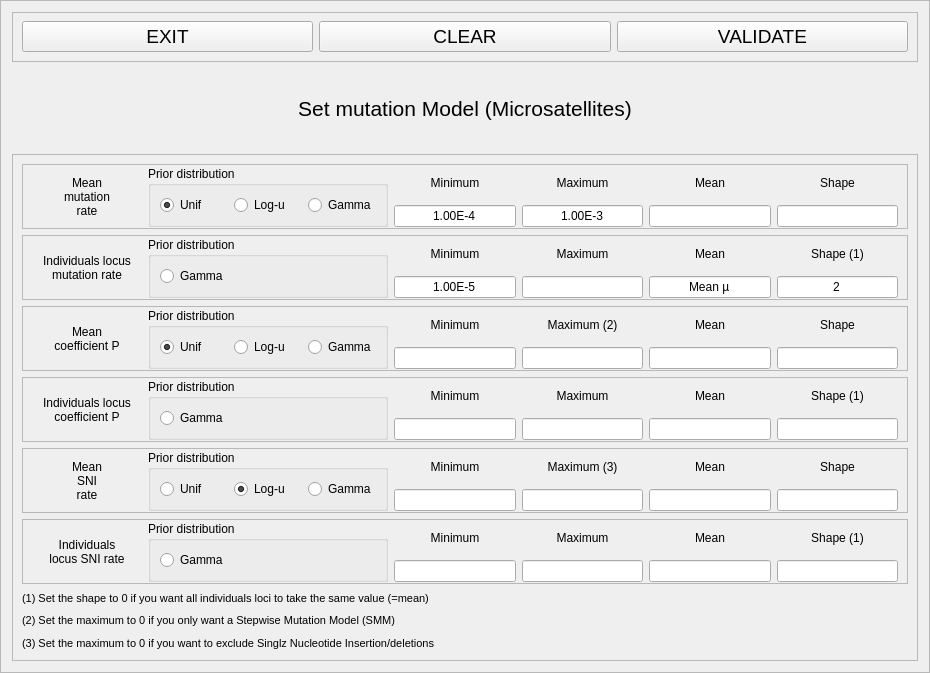
Old version of the form python_interface/uis/setMutationmodel.ui in the repository cbgp/diyabc.
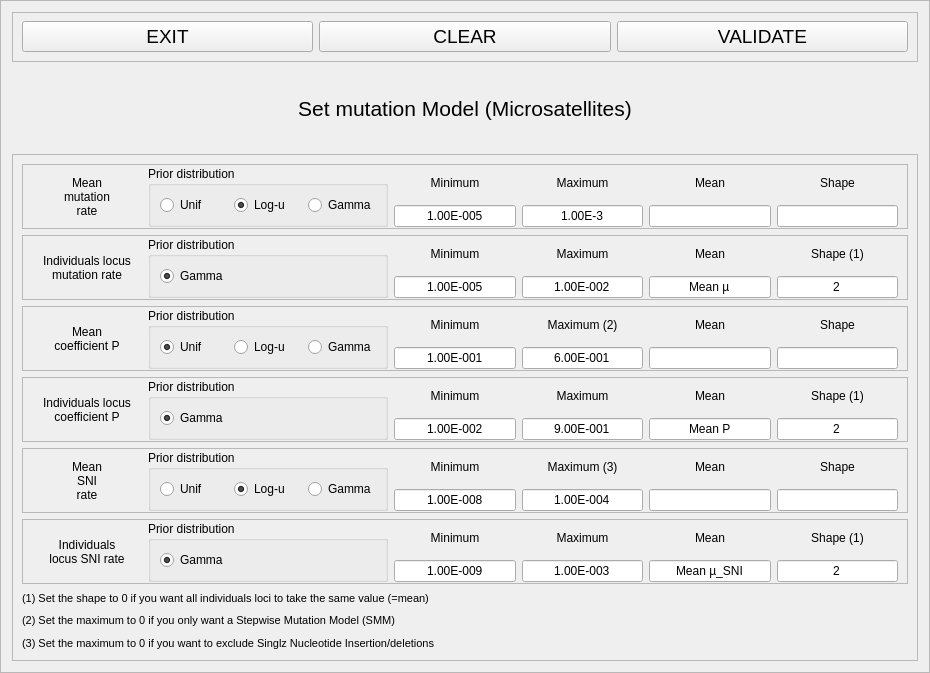
New version of the form.

Diff of the .ui file:
```diff
--- a/python_interface/uis/setMutationmodel.ui
+++ b/python_interface/uis/setMutationmodel.ui
@@ -203,20 +203,20 @@
                <string>Unif</string>
               </property>
               <property name="checked">
-               <bool>true</bool>
-              </property>
-             </widget>
-            </item>
-            <item>
-             <widget class="QRadioButton" name="radioButton_11">
-              <property name="text">
-               <string>Log-u</string>
-              </property>
-              <property name="checked">
                <bool>false</bool>
               </property>
              </widget>
             </item>
+            <item>
+             <widget class="QRadioButton" name="radioButton_11">
+              <property name="text">
+               <string>Log-u</string>
+              </property>
+              <property name="checked">
+               <bool>true</bool>
+              </property>
+             </widget>
+            </item>
             <item>
              <widget class="QRadioButton" name="radioButton_12">
               <property name="text">
@@ -254,7 +254,7 @@
               </size>
              </property>
              <property name="text">
-              <string>1.00E-4</string>
+              <string>1.00E-005</string>
              </property>
              <property name="alignment">
               <set>Qt::AlignCenter</set>
@@ -435,6 +435,9 @@
               <property name="text">
                <string>Gamma</string>
               </property>
+              <property name="checked">
+               <bool>true</bool>
+              </property>
              </widget>
             </item>
            </layout>
@@ -467,7 +470,7 @@
               </size>
              </property>
              <property name="text">
-              <string>1.00E-5</string>
+              <string>1.00E-005</string>
              </property>
              <property name="alignment">
               <set>Qt::AlignCenter</set>
@@ -502,6 +505,9 @@
                <height>16777215</height>
               </size>
              </property>
+             <property name="text">
+              <string>1.00E-002</string>
+             </property>
              <property name="alignment">
               <set>Qt::AlignCenter</set>
              </property>
@@ -702,6 +708,9 @@
                <height>16777215</height>
               </size>
              </property>
+             <property name="text">
+              <string>1.00E-001</string>
+             </property>
              <property name="alignment">
               <set>Qt::AlignCenter</set>
              </property>
@@ -735,6 +744,9 @@
                <height>16777215</height>
               </size>
              </property>
+             <property name="text">
+              <string>6.00E-001</string>
+             </property>
              <property name="alignment">
               <set>Qt::AlignCenter</set>
              </property>
@@ -878,6 +890,9 @@
               <property name="text">
                <string>Gamma</string>
               </property>
+              <property name="checked">
+               <bool>true</bool>
+              </property>
              </widget>
             </item>
            </layout>
@@ -909,6 +924,9 @@
                <height>16777215</height>
               </size>
              </property>
+             <property name="text">
+              <string>1.00E-002</string>
+             </property>
              <property name="alignment">
               <set>Qt::AlignCenter</set>
              </property>
@@ -942,6 +960,9 @@
                <height>16777215</height>
               </size>
              </property>
+             <property name="text">
+              <string>9.00E-001</string>
+             </property>
              <property name="alignment">
               <set>Qt::AlignCenter</set>
              </property>
@@ -975,6 +996,9 @@
                <height>16777215</height>
               </size>
              </property>
+             <property name="text">
+              <string>Mean P</string>
+             </property>
              <property name="alignment">
               <set>Qt::AlignCenter</set>
              </property>
@@ -1008,6 +1032,9 @@
                <height>16777215</height>
               </size>
              </property>
+             <property name="text">
+              <string>2</string>
+             </property>
              <property name="alignment">
               <set>Qt::AlignCenter</set>
              </property>
@@ -1134,6 +1161,9 @@
                <height>16777215</height>
               </size>
              </property>
+             <property name="text">
+              <string>1.00E-008</string>
+             </property>
              <property name="alignment">
               <set>Qt::AlignCenter</set>
              </property>
@@ -1167,6 +1197,9 @@
                <height>16777215</height>
               </size>
              </property>
+             <property name="text">
+              <string>1.00E-004</string>
+             </property>
              <property name="alignment">
               <set>Qt::AlignCenter</set>
              </property>
@@ -1310,6 +1343,9 @@
               <property name="text">
                <string>Gamma</string>
               </property>
+              <property name="checked">
+               <bool>true</bool>
+              </property>
              </widget>
             </item>
            </layout>
@@ -1341,6 +1377,9 @@
                <height>16777215</height>
               </size>
              </property>
+             <property name="text">
+              <string>1.00E-009</string>
+             </property>
              <property name="alignment">
               <set>Qt::AlignCenter</set>
              </property>
@@ -1374,6 +1413,9 @@
                <height>16777215</height>
               </size>
              </property>
+             <property name="text">
+              <string>1.00E-003</string>
+             </property>
              <property name="alignment">
               <set>Qt::AlignCenter</set>
              </property>
@@ -1407,6 +1449,9 @@
                <height>16777215</height>
               </size>
              </property>
+             <property name="text">
+              <string>Mean µ_SNI</string>
+             </property>
              <property name="alignment">
               <set>Qt::AlignCenter</set>
              </property>
@@ -1440,6 +1485,9 @@
                <height>16777215</height>
               </size>
              </property>
+             <property name="text">
+              <string>2</string>
+             </property>
              <property name="alignment">
               <set>Qt::AlignCenter</set>
              </property>
```
